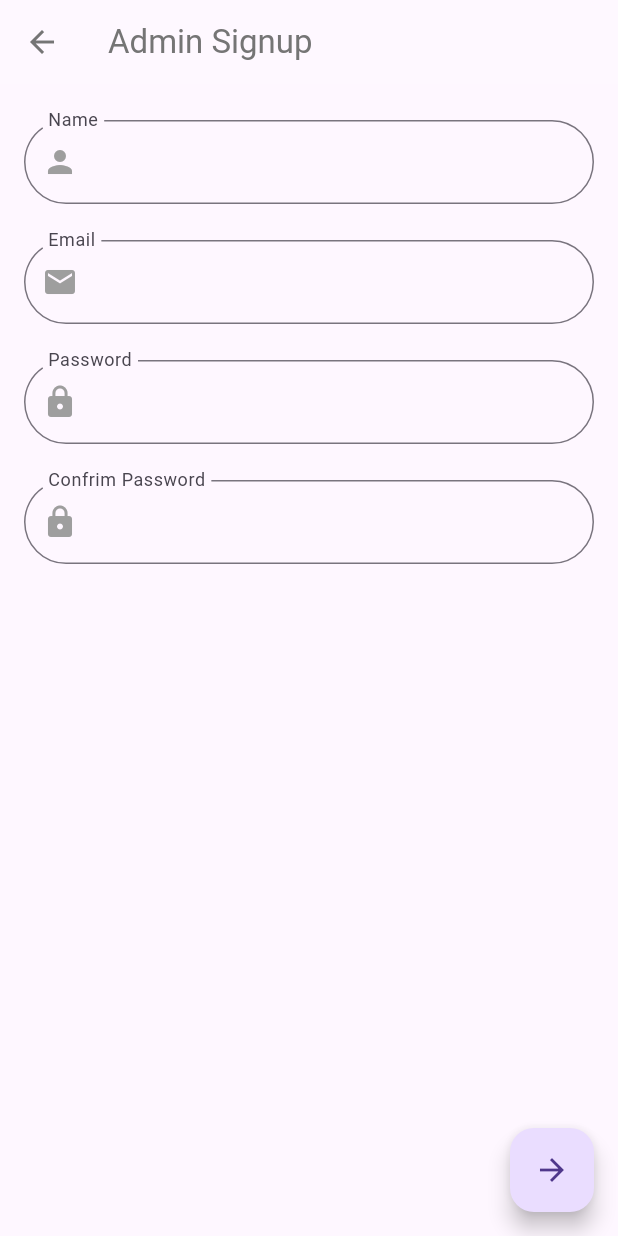
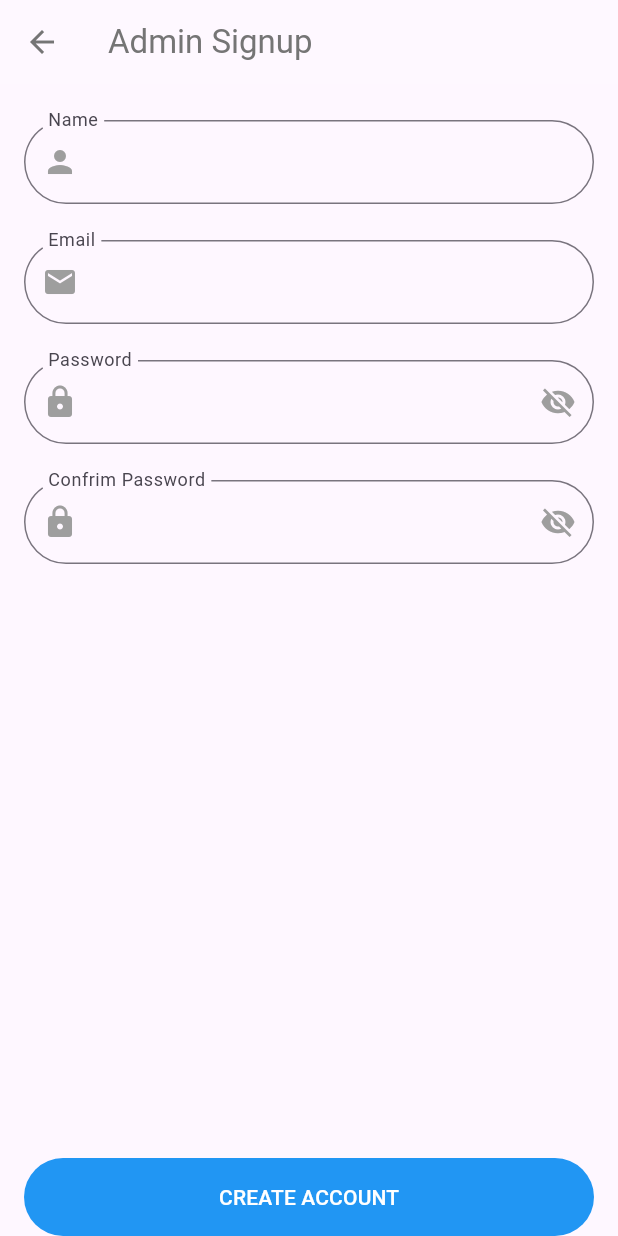
Before and after one commit to almanza1112/thesalesgong, a Flutter app: the AdminSignupPage screen opened by its route, on a phone screen of 412 x 824 dp. Run offline on Flutter 3.47's test engine with Material 3 defaults, Android fonts, the phone set to English and light mode, and no system bars; our stand-ins replace firebase_auth, firebase_core; accounts and stored records are empty.

Commit message:
create account updated

```diff
--- /dev/null
+++ b/lib/globals.dart
@@ -0,0 +1,2 @@
+// End point
+String END_POINT = "http://192.168.0.118:3000"; // for when local testing
--- a/lib/login/admin_signup/admin_signup_page.dart
+++ b/lib/login/admin_signup/admin_signup_page.dart
@@ -1,4 +1,9 @@
+import 'dart:convert';
+
 import 'package:flutter/material.dart';
+import 'package:firebase_auth/firebase_auth.dart';
+import 'package:http/http.dart' as http;
+import 'package:thesalesgong/globals.dart' as globals;
 
 class AdminSignupPage extends StatefulWidget {
   const AdminSignupPage({Key? key}) : super(key: key);
@@ -15,6 +20,10 @@ class _AdminSignupPageState extends State<AdminSignupPage> {
   final TextEditingController _confirmPasswordController =
       TextEditingController();
   final double formPadding = 24;
+  String? _emailErrorText = null;
+
+  bool isPasswordVisible = false;
+  bool isConfirmPasswordVisible = false;
 
   @override
   Widget build(BuildContext context) {
@@ -25,12 +34,6 @@ class _AdminSignupPageState extends State<AdminSignupPage> {
         backgroundColor: Colors.white10,
         foregroundColor: Colors.grey[600],
         shadowColor: Colors.transparent,
-      ),
-      floatingActionButton: FloatingActionButton(
-        onPressed: () {
-          Navigator.pushNamed(context, '/add_team_members');
-        },
-        child: const Icon(Icons.arrow_forward),
       ),
       body: SafeArea(
         child: Form(
@@ -47,9 +50,9 @@ class _AdminSignupPageState extends State<AdminSignupPage> {
                       labelText: 'Name',
                       floatingLabelBehavior: FloatingLabelBehavior.always,
                       prefixIcon: const Icon(
-                              Icons.person,
-                              color: Colors.grey,
-                            ),
+                        Icons.person,
+                        color: Colors.grey,
+                      ),
                       border: OutlineInputBorder(
                           borderRadius: BorderRadius.circular(40))),
                   validator: (value) {
@@ -65,6 +68,7 @@ class _AdminSignupPageState extends State<AdminSignupPage> {
                   decoration: InputDecoration(
                       labelText: 'Email',
                       floatingLabelBehavior: FloatingLabelBehavior.always,
+                      errorText: _emailErrorText,
                       prefixIcon: const Icon(
                         Icons.email,
                         color: Colors.grey,
@@ -81,6 +85,7 @@ class _AdminSignupPageState extends State<AdminSignupPage> {
                 SizedBox(height: formPadding),
                 TextFormField(
                   controller: _passwordController,
+                  obscureText: isPasswordVisible,
                   decoration: InputDecoration(
                       labelText: 'Password',
                       floatingLabelBehavior: FloatingLabelBehavior.always,
@@ -88,9 +93,19 @@ class _AdminSignupPageState extends State<AdminSignupPage> {
                         Icons.lock,
                         color: Colors.grey,
                       ),
+                      suffixIcon: IconButton(
+                        onPressed: () {
+                          setState(() {
+                            isPasswordVisible = !isPasswordVisible;
+                          });
+                        },
+                        icon: Icon(isPasswordVisible
+                            ? Icons.visibility
+                            : Icons.visibility_off),
+                        color: Colors.grey,
+                      ),
                       border: OutlineInputBorder(
                           borderRadius: BorderRadius.circular(40))),
-                  obscureText: true,
                   validator: (value) {
                     if (value == null || value.isEmpty) {
                       return 'Please enter a password';
@@ -101,11 +116,24 @@ class _AdminSignupPageState extends State<AdminSignupPage> {
                 SizedBox(height: formPadding),
                 TextFormField(
                   controller: _confirmPasswordController,
+                  obscureText: isConfirmPasswordVisible,
                   decoration: InputDecoration(
                       labelText: 'Confrim Password',
                       floatingLabelBehavior: FloatingLabelBehavior.always,
                       prefixIcon: const Icon(
                         Icons.lock,
+                        color: Colors.grey,
+                      ),
+                      suffixIcon: IconButton(
+                        onPressed: () {
+                          setState(() {
+                            isConfirmPasswordVisible =
+                                !isConfirmPasswordVisible;
+                          });
+                        },
+                        icon: Icon(isConfirmPasswordVisible
+                            ? Icons.visibility
+                            : Icons.visibility_off),
                         color: Colors.grey,
                       ),
                       border: OutlineInputBorder(
@@ -120,6 +148,16 @@ class _AdminSignupPageState extends State<AdminSignupPage> {
                     return null;
                   },
                 ),
+                const Spacer(),
+                TextButton(
+                  style: TextButton.styleFrom(
+                      padding: const EdgeInsets.all(16),
+                      backgroundColor: Colors.blue,
+                      foregroundColor: Colors.white,
+                      shape: const StadiumBorder()),
+                  onPressed: createAccount,
+                  child: const Text("CREATE ACCOUNT"),
+                ),
               ],
             ),
           ),
@@ -127,4 +165,44 @@ class _AdminSignupPageState extends State<AdminSignupPage> {
       ),
     );
   }
+
+  void createAccount() async {
+    setState(() {
+      _emailErrorText = null;
+    });
+    if (_formKey.currentState!.validate()) {
+      var body = {
+        "name": _nameController.text.trim(),
+        "email": _emailController.text.trim(),
+        "password": _passwordController.text,
+      };
+
+      http.Response response = await http
+          .post(Uri.parse("${globals.END_POINT}/sign_up/admin"), body: body);
+
+      if (response.statusCode == 201) {
+        // Successully created new user
+        Map<String, dynamic> data = jsonDecode(response.body);
+        if (data['result'] == 'success' && context.mounted) {
+          // Navigate to add team members page
+          Navigator.pushNamed(context, '/add_team_members');
+        }
+      } else if (response.statusCode == 409) {
+        // errorInfo.code : "auth/email-already-exists" <-- this is from server
+        // Error creating new user: The email address is already in use by another account.
+        Map<String, dynamic> data = jsonDecode(response.body);
+        if (data['result'] == 'failure') {
+          setState(() {
+            _emailErrorText = "Email is already in use";
+          });
+        }
+      } else {
+        // Error creating new user
+        if (context.mounted) {
+          ScaffoldMessenger.of(context).showSnackBar(
+              const SnackBar(content: Text("Error creating new user")));
+        }
+      }
+    }
+  }
 }
--- a/pubspec.yaml
+++ b/pubspec.yaml
@@ -15,6 +15,8 @@ dependencies:
   firebase_core: ^2.24.2
   firebase_messaging: ^14.7.10
   firebase_storage: ^11.6.0
+  http: ^0.13.5
+
   flutter:
     sdk: flutter
   flutter_localizations:
```
Also changed, not shown: pubspec.lock.
